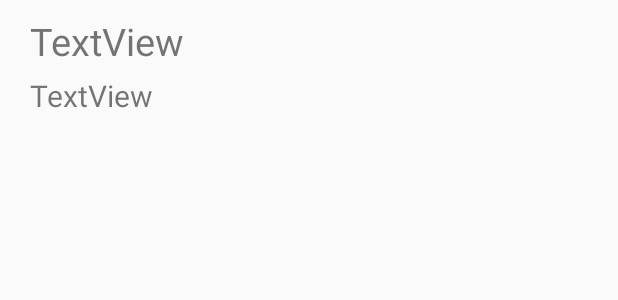
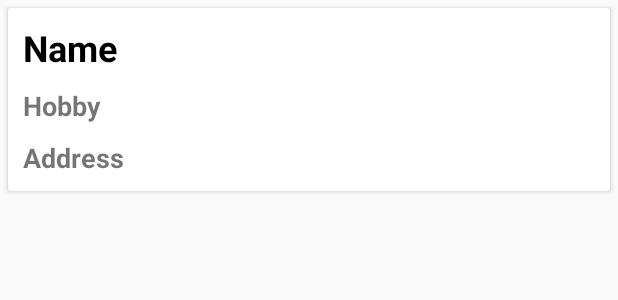
Before and after one commit to mallrupesh/Android-AudioHub, an Android app: the layout layout_project_row_item.xml on its own in the app's theme, with its tools: preview values and no code run, on a phone screen of 412 x 824 dp. Shown: the top 300 px of the screen. Run offline under Robolectric (Android 15) with nearby library versions, the phone set to English and light mode, and no system bars.

Commit message:
First implementation of RecyclerView. It is working but need to implement Event Handler.

```diff
--- a/app/src/main/java/com/rupesh/audiohubapp/model/Members.java
+++ b/app/src/main/java/com/rupesh/audiohubapp/model/Members.java
@@ -11,6 +11,7 @@ public class Members {
         this.address = address;
     }
 
+    // Primary constructor is needed for Firebase operation
     public Members(){}
 
     @Override
--- a/app/src/main/java/com/rupesh/audiohubapp/view/ProjectAdapter.java
+++ /dev/null
@@ -1,4 +0,0 @@
-package com.rupesh.audiohubapp.view;
-
-public class ProjectAdapter {
-}
--- a/app/src/main/res/layout/layout_project_row_item.xml
+++ b/app/src/main/res/layout/layout_project_row_item.xml
@@ -1,34 +1,50 @@
 <?xml version="1.0" encoding="utf-8"?>
-<androidx.constraintlayout.widget.ConstraintLayout
-    xmlns:android="http://schemas.android.com/apk/res/android" android:layout_width="match_parent"
-    android:layout_height="match_parent">
+<androidx.cardview.widget.CardView
+    xmlns:android="http://schemas.android.com/apk/res/android"
+    android:orientation="vertical"
+    android:layout_width="match_parent"
+    android:layout_height="wrap_content"
+    android:layout_margin="5sp">
 
-    <RelativeLayout
+    <LinearLayout
+        android:layout_height="wrap_content"
         android:layout_width="match_parent"
-        android:layout_height="match_parent">
+        android:clickable="true"
+        android:id="@+id/layoutContainer"
+        android:orientation="vertical"
+        android:focusable="true">
 
         <TextView
             android:id="@+id/textViewProjectName"
-            android:layout_width="348dp"
+            android:layout_width="match_parent"
             android:layout_height="wrap_content"
-
-            android:layout_alignParentStart="true"
-            android:layout_alignParentTop="true"
-            android:layout_marginStart="20dp"
-            android:layout_marginTop="10dp"
-            android:text="TextView"
-            android:textSize="25sp" />
+            android:layout_margin="10dp"
+            android:text="Name"
+            android:textColor="#000000"
+            android:textSize="24sp"
+            android:textStyle="bold" />
 
         <TextView
             android:id="@+id/textViewProjectDate"
-            android:layout_width="348dp"
+            android:layout_width="match_parent"
             android:layout_height="wrap_content"
-            android:layout_below="@+id/textViewProjectName"
-            android:layout_alignStart="@+id/textViewProjectName"
-            android:layout_marginTop="5dp"
+            android:layout_marginEnd="10dp"
+            android:layout_marginStart="10dp"
             android:layout_marginBottom="10dp"
-            android:text="TextView"
-            android:textSize="20sp" />
-    </RelativeLayout>
+            android:text="Hobby"
+            android:textSize="18sp"
+            android:textStyle="bold"/>
 
-</androidx.constraintlayout.widget.ConstraintLayout>
+        <TextView
+            android:id="@+id/textViewProjectGenre"
+            android:layout_width="match_parent"
+            android:layout_height="wrap_content"
+            android:layout_marginEnd="10dp"
+            android:layout_marginStart="10dp"
+            android:layout_marginBottom="10dp"
+            android:text="Address"
+            android:textSize="18sp"
+            android:textStyle="bold"/>
+    </LinearLayout>
+
+</androidx.cardview.widget.CardView>
```
Also changed, not shown: app/src/main/java/com/rupesh/audiohubapp/ProjectListAdapter.java (added, +57 -0 lines), app/src/main/java/com/rupesh/audiohubapp/ProjectsFragment.java (+26 -1 lines), app/src/main/res/layout/fragment_project.xml (+6 -5 lines).
